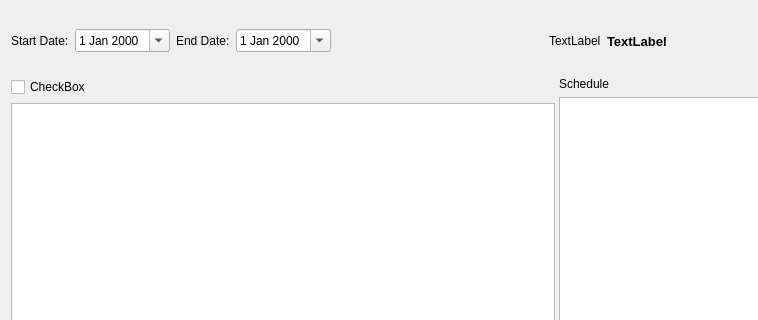
Above: schedule_dialog.ui from pgathogo/auto-scheduler before the change; both pictures show x 0 to 758 and y 0 to 320 of the 1114 by 684 pixel window. Below: the same form after it.
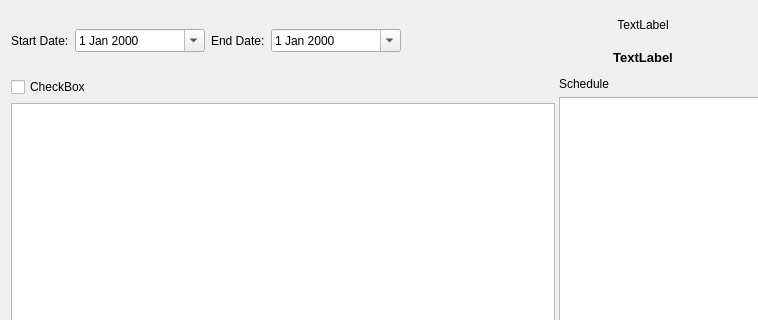
That is the form after the change.

Commit message: Add logging and refactor UI/UX

```diff
--- a/schedule_dialog.ui
+++ b/schedule_dialog.ui
@@ -13,7 +13,7 @@
   <property name="windowTitle">
    <string>Dialog</string>
   </property>
-  <layout class="QVBoxLayout" name="verticalLayout_4" stretch="0,1">
+  <layout class="QVBoxLayout" name="verticalLayout_5" stretch="0,1">
    <item>
     <layout class="QHBoxLayout" name="horizontalLayout_2">
      <item>
@@ -34,6 +34,12 @@
        </item>
        <item row="0" column="1">
         <widget class="QDateEdit" name="edtStartDate">
+         <property name="minimumSize">
+          <size>
+           <width>130</width>
+           <height>0</height>
+          </size>
+         </property>
          <property name="calendarPopup">
           <bool>true</bool>
          </property>
@@ -43,7 +49,7 @@
         <widget class="QDateEdit" name="edtEndDate">
          <property name="minimumSize">
           <size>
-           <width>0</width>
+           <width>130</width>
            <height>0</height>
           </size>
          </property>
@@ -68,10 +74,15 @@
       </spacer>
      </item>
      <item>
+      <layout class="QVBoxLayout" name="verticalLayout_4">
+       <item>
       <widget class="QLabel" name="lblStatusImg">
        <property name="text">
         <string>TextLabel</string>
        </property>
+         <property name="alignment">
+          <set>Qt::AlignCenter</set>
+         </property>
       </widget>
      </item>
      <item>
@@ -86,7 +97,12 @@
        <property name="text">
         <string>TextLabel</string>
        </property>
-      </widget>
+         <property name="alignment">
+          <set>Qt::AlignCenter</set>
+         </property>
+        </widget>
+       </item>
+      </layout>
      </item>
      <item>
       <spacer name="horizontalSpacer">
```
Lines whose indentation alone changed are shown as unchanged. The commit also changes 6 other files.
